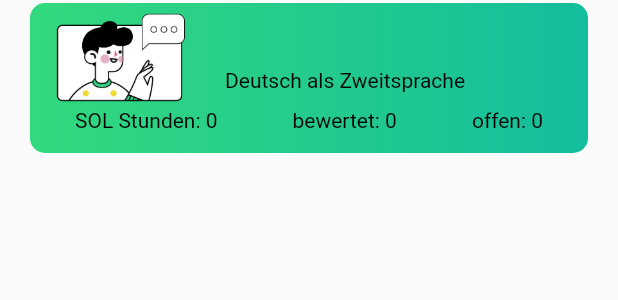
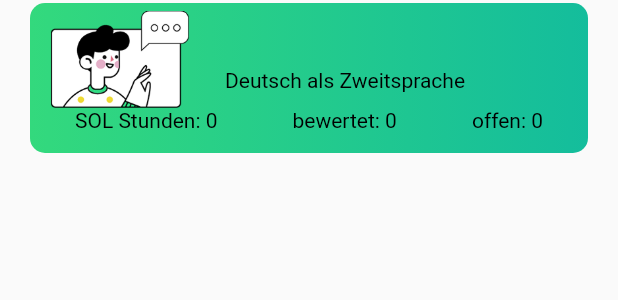
Before and after one commit to chauvu183/flexed-mobile, a Flutter app: the ChartSubjectStudentInfo widget shown alone on an empty page, opened directly with empty values, on a phone screen of 412 x 824 dp. Shown: the top 300 px of the screen. Run offline on Flutter 3.47's test engine with Material 2 defaults, Android fonts, the phone set to English and light mode, and no system bars.

```diff
--- a/lib/pages/analyze/charts/widgets/info_card/chart_subject_student_info.dart
+++ b/lib/pages/analyze/charts/widgets/info_card/chart_subject_student_info.dart
@@ -45,8 +45,8 @@ class ChartSubjectStudentInfo extends IChartInfo {
 
   IconTitle buildIconTitle() {
     String url = gender == Gender.MALE
-        ? 'images/boyForPageStudent-01.png'
-        : 'images/girlForPageClasses337x234.png';
+        ? 'images/boyForPageStudent-trimmed.png'
+        : 'images/girlForPageClassesTrimmed.png';
         print(url);
     return IconTitle(
       url: url,
```
Also changed, not shown: images/boyForPageStudent-trimmed.png (added), images/girlForPageClassesTrimmed.png (added).
